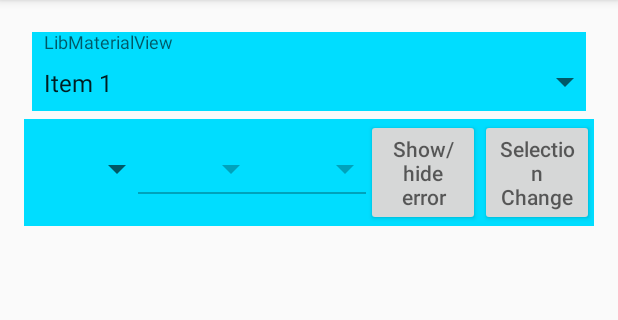
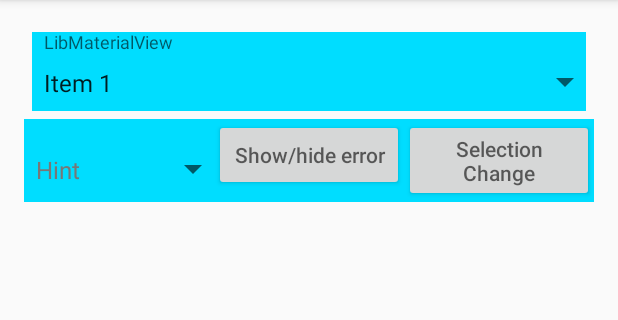
Before and after one commit to sdw8001/MaterialSpinner, an Android app: the screen it shows after launch (MainActivity), on a phone screen of 412 x 824 dp, the part 84-404 px from its top. Run offline under Robolectric (Android 15) with nearby library versions, the phone set to English and light mode, and no system bars.

Commit message:
BuildVersion 0.0.7 Bintray 배포완료 - setSelection 호출 시 hint 여부에 따라 position 계산 적용, hint 사용시 0 position 은 hint 에 해당됩니다.

```diff
--- a/MaterialSpinner/build.gradle
+++ b/MaterialSpinner/build.gradle
@@ -14,8 +14,8 @@ publish {
     userOrg = 'sdw8001'
     groupId = 'com.github.sdw8001'
     artifactId = 'material-spinner'
-    publishVersion = '0.0.5'
-    desc = 'MaterialSpinner Library v.0.0.5'
+    publishVersion = '0.0.7'
+    desc = 'MaterialSpinner Library v.0.0.7'
     website = 'https://github.com/sdw8001/MaterialSpinner'
 }
 
--- a/MaterialSpinner/src/main/java/com/github/sdw8001/materialspinner/MaterialSpinner.java
+++ b/MaterialSpinner/src/main/java/com/github/sdw8001/materialspinner/MaterialSpinner.java
@@ -207,7 +207,7 @@ public class MaterialSpinner extends AppCompatSpinner implements ValueAnimator.A
         this.post(new Runnable() {
             @Override
             public void run() {
-                MaterialSpinner.super.setSelection(hint != null ? position + 1 : position);
+                MaterialSpinner.super.setSelection(position);
             }
         });
     }
--- a/sample/src/main/java/com/github/sdw8001/sample/MainActivity.java
+++ b/sample/src/main/java/com/github/sdw8001/sample/MainActivity.java
@@ -23,8 +23,6 @@ public class MainActivity extends AppCompatActivity {
 
     private MaterialSpinner spinner_NoUnderline;
     private MaterialSpinner spinner1;
-    private MaterialSpinner spinner2;
-    private MaterialSpinner spinner3;
 
     @Override
     protected void onCreate(Bundle savedInstanceState) {
@@ -36,8 +34,6 @@ public class MainActivity extends AppCompatActivity {
 
         initSpinnerNoUnderline();
         initSpinnerFloating();
-        initSpinnerErrorSingleLine();
-        initSpinnerErrorMultiLine();
     }
 
     private void initSpinnerNoUnderline() {
@@ -61,24 +57,14 @@ public class MainActivity extends AppCompatActivity {
         });
     }
 
-    private void initSpinnerErrorSingleLine() {
-        spinner2 = (MaterialSpinner) findViewById(R.id.Spinner_ErrorSingleLine);
-        spinner2.setAdapter(adapter);
-    }
-
-    private void initSpinnerErrorMultiLine() {
-        spinner3 = (MaterialSpinner) findViewById(R.id.Spinner_ErrorMultiLine);
-        spinner3.setAdapter(adapter);
-    }
-
     private boolean shown = false;
     public void activateError(View view) {
         if (!shown) {
-            spinner2.setError(ERROR_MSG);
-            spinner3.setError(ERROR_MSG);
+            spinner_NoUnderline.setError(ERROR_MSG);
+            spinner1.setError(ERROR_MSG);
         } else {
-            spinner2.setError(null);
-            spinner3.setError(null);
+            spinner_NoUnderline.setError(null);
+            spinner1.setError(null);
         }
         shown = !shown;
 
--- a/sample/src/main/res/layout/activity_main.xml
+++ b/sample/src/main/res/layout/activity_main.xml
@@ -47,29 +47,6 @@
             app:s_hintColor="#777777"
             app:s_thickness="2dp" />
 
-        <com.github.sdw8001.materialspinner.MaterialSpinner
-            android:id="@+id/Spinner_ErrorSingleLine"
-            android:layout_width="0dp"
-            android:layout_height="wrap_content"
-            android:layout_weight="1"
-            app:s_baseColor="@color/spinner_base_color"
-            app:s_floatingLabelText="@string/app_name"
-            app:s_hint="@string/hint"
-            app:s_hintColor="#777777"
-            app:s_multiline="false" />
-
-        <com.github.sdw8001.materialspinner.MaterialSpinner
-            android:id="@+id/Spinner_ErrorMultiLine"
-            android:layout_width="0dp"
-            android:layout_height="wrap_content"
-            android:layout_weight="1"
-            app:s_baseColor="@color/spinner_base_color"
-            app:s_floatingLabelText="@string/app_name"
-            app:s_hint="@string/hint"
-            app:s_hintColor="#777777"
-            app:s_multiline="true"
-            app:s_thickness_error="2dp" />
-
         <Button
             android:layout_width="0dp"
             android:layout_height="wrap_content"
```
